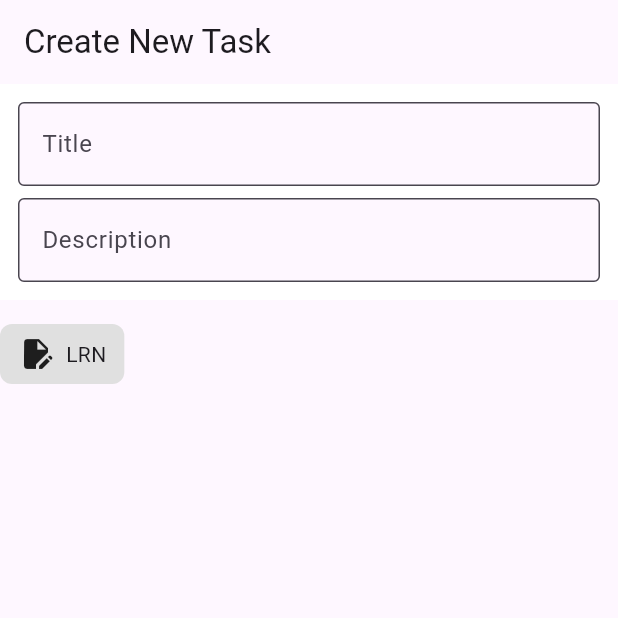
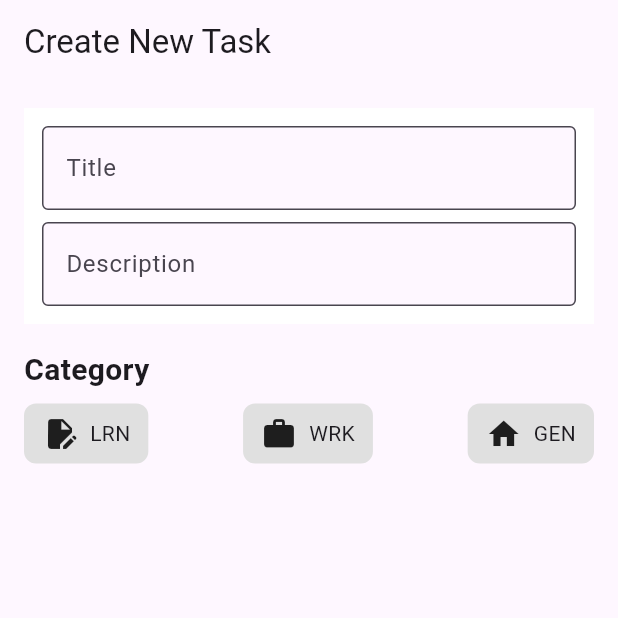
Before and after one commit to nobu74658/flutter_study_2025, a Flutter app: the screen it shows after launch, on a phone screen of 412 x 824 dp, the top half of it. Run offline on Flutter 3.47's test engine with Material 3 defaults, Android fonts, the phone set to English and light mode, and no system bars.

Commit message:
feat: カテゴリ一覧表示作成

```diff
--- a/lib/components/category_chip.dart
+++ b/lib/components/category_chip.dart
@@ -1,7 +1,14 @@
 import 'package:flutter/material.dart';
 
 class CategoryChip extends StatelessWidget {
-  const CategoryChip({super.key});
+  const CategoryChip({
+    super.key,
+    required this.label,
+    required this.iconData,
+  });
+
+  final String label;
+  final IconData iconData;
 
   @override
   Widget build(BuildContext context) {
@@ -11,16 +18,16 @@ class CategoryChip extends StatelessWidget {
       clipBehavior: Clip.antiAlias,
       child: InkWell(
         onTap: () {},
-        child: const Padding(
-          padding: EdgeInsets.symmetric(
+        child: Padding(
+          padding: const EdgeInsets.symmetric(
             horizontal: 12,
             vertical: 8,
           ),
           child: Row(
             children: [
-              Icon(Icons.edit_document),
-              SizedBox(width: 8),
-              Text('LRN'),
+              Icon(iconData),
+              const SizedBox(width: 8),
+              Text(label),
             ],
           ),
         ),
--- a/lib/screens/add_todo_screen.dart
+++ b/lib/screens/add_todo_screen.dart
@@ -11,6 +11,7 @@ class AddTodoScreen extends StatelessWidget {
         title: const Text('Create New Task'),
       ),
       body: ListView(
+        padding: const EdgeInsets.all(16),
         children: [
           Container(
             padding: const EdgeInsets.all(12),
@@ -26,9 +27,29 @@ class AddTodoScreen extends StatelessWidget {
             ),
           ),
           const SizedBox(height: 16),
+          const Text(
+            'Category',
+            style: TextStyle(
+              fontSize: 20,
+              fontWeight: FontWeight.bold,
+            ),
+          ),
+          const SizedBox(height: 8),
           const Row(
+            mainAxisAlignment: MainAxisAlignment.spaceBetween,
             children: [
-              CategoryChip(),
+              CategoryChip(
+                label: 'LRN',
+                iconData: Icons.edit_document,
+              ),
+              CategoryChip(
+                label: 'WRK',
+                iconData: Icons.work,
+              ),
+              CategoryChip(
+                label: 'GEN',
+                iconData: Icons.home,
+              ),
             ],
           ),
         ],
```
